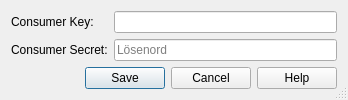
Above: lantmateriet_qgis/gui/dlg_access.ui from matself/lantmateriet-qgis-plugin before the change. Below: the same form after it.
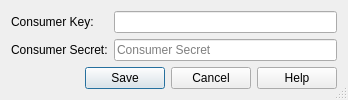
That is the form after the change. Custom widgets are drawn as their Qt base class.

Commit message: Handle missing or non-OAuth2 auth configs, fix validation messages, use Consumer Key/Secret wording

Diff of the .ui file:
```diff
--- a/lantmateriet_qgis/gui/dlg_access.ui
+++ b/lantmateriet_qgis/gui/dlg_access.ui
@@ -54,7 +54,7 @@
         <enum>QLineEdit::NoEcho</enum>
        </property>
        <property name="placeholderText">
-        <string>Lösenord</string>
+        <string>Consumer Secret</string>
        </property>
        <property name="showLockIcon">
         <bool>false</bool>
```
The commit also changes 9 other files.
